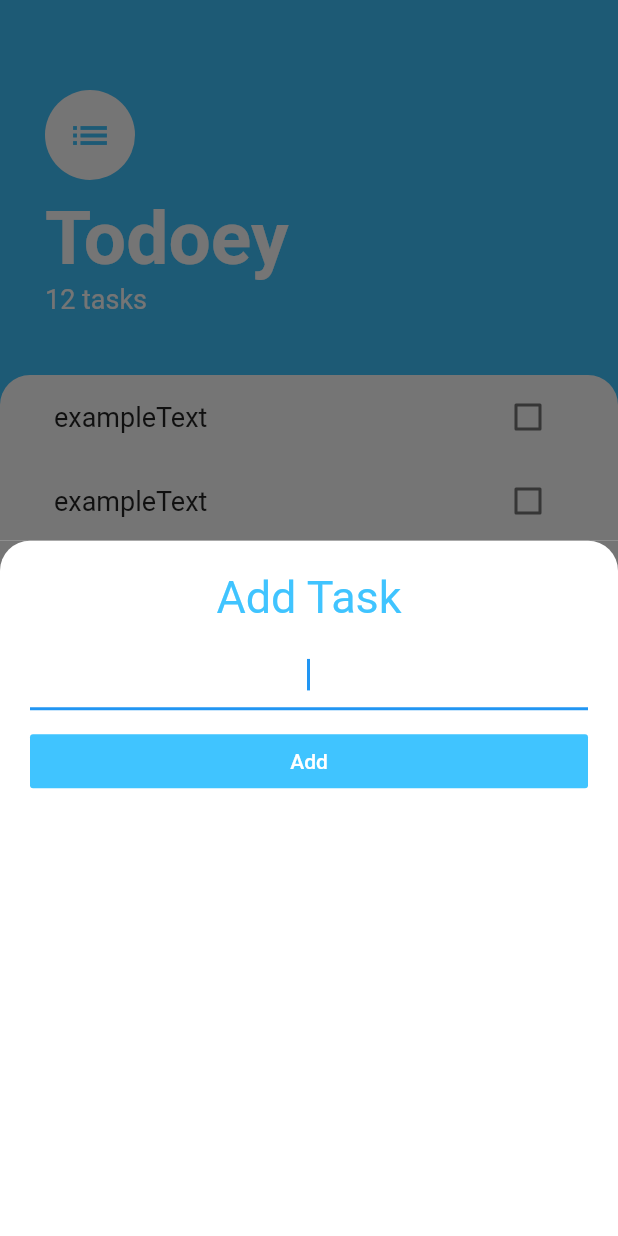
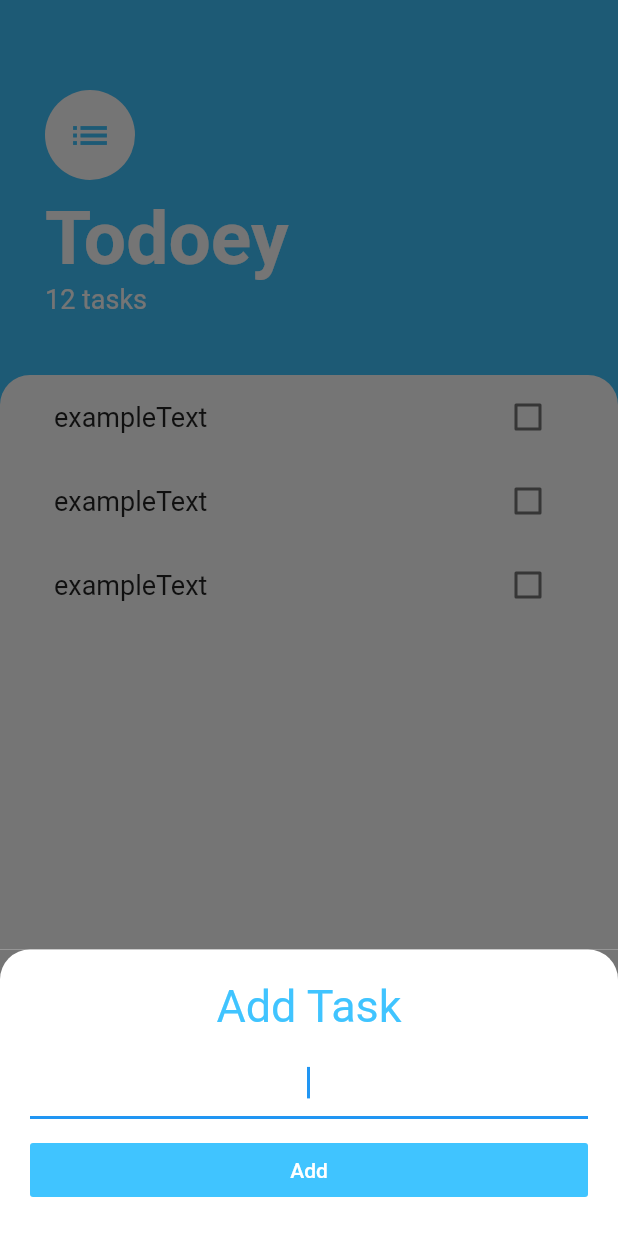
Before and after one commit to erickm32/todoey-flutter, a Flutter app: the screen it shows after launch, after a tap on the "add" icon, on a phone screen of 412 x 824 dp. Run offline on Flutter 3.47's test engine with Material 2 defaults, Android fonts, the phone set to English and light mode, and no system bars.

Commit message:
Fixing add task screen height when the keyboard pops up

```diff
--- a/lib/screens/tasks_screen.dart
+++ b/lib/screens/tasks_screen.dart
@@ -12,7 +12,16 @@ class TasksScreen extends StatelessWidget {
         child: Icon(Icons.add),
         backgroundColor: Colors.lightBlueAccent,
         onPressed: () {
-          showModalBottomSheet(context: context, builder: (context) => AddTaskScreen());
+          showModalBottomSheet(
+            context: context,
+            isScrollControlled: true,
+            builder: (context) => SingleChildScrollView(
+              child: Container(
+                child: AddTaskScreen(),
+                padding: EdgeInsets.only(bottom: MediaQuery.of(context).viewInsets.bottom),
+              ),
+            ),
+          );
         },
       ),
       body: Column(
```
